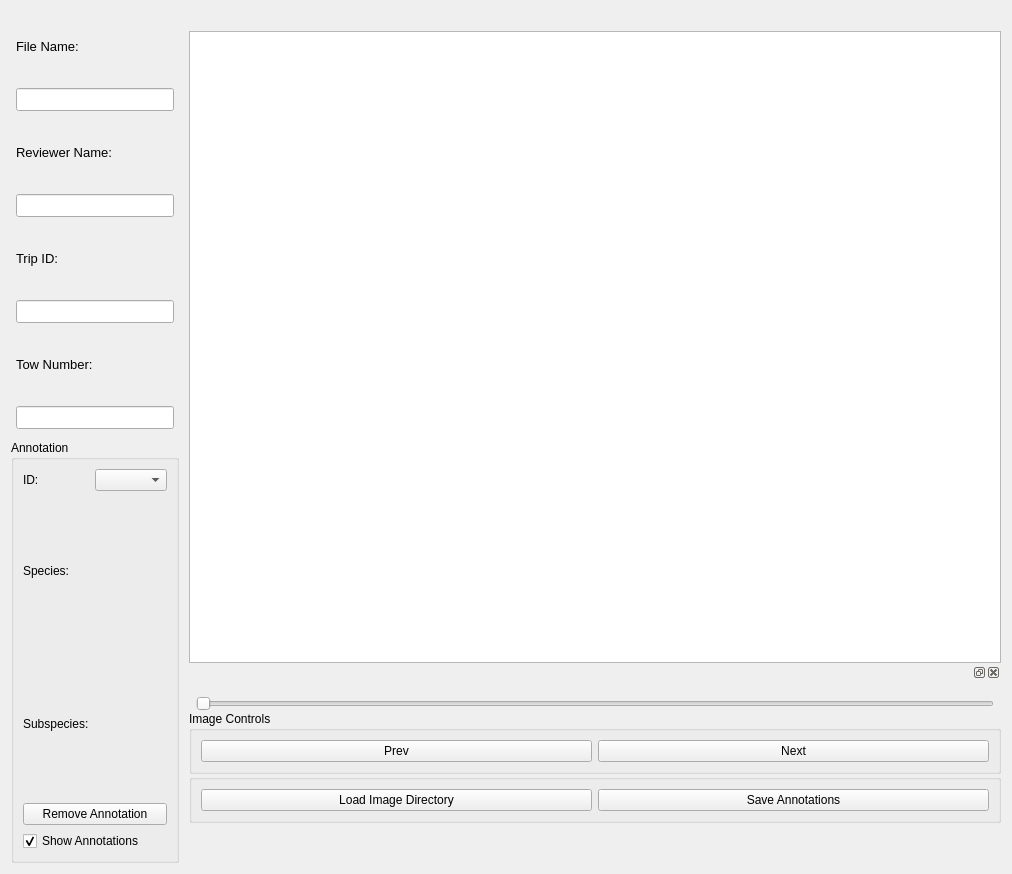
Qt form src/image_annotator/mainwindow.ui (cvisionai/Tator-Native) before a commit.
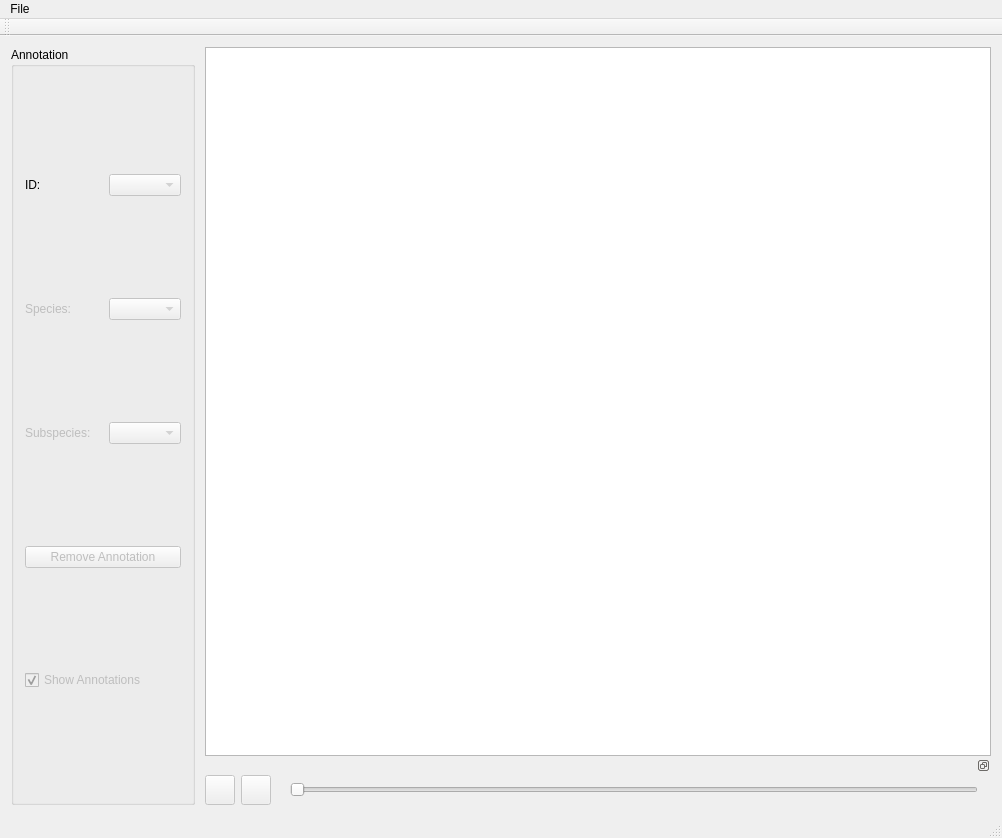
The same form after that commit.

Commit message: Put save/load/metadata commands in menus, change button layout for controls

Patch:
```diff
--- a/src/image_annotator/mainwindow.ui
+++ b/src/image_annotator/mainwindow.ui
@@ -1,29 +1,27 @@
 <?xml version="1.0" encoding="UTF-8"?>
 <ui version="4.0">
- <class>MainWidget</class>
- <widget class="QWidget" name="MainWidget">
+ <class>MainWindow</class>
+ <widget class="QMainWindow" name="MainWindow">
   <property name="geometry">
    <rect>
     <x>0</x>
     <y>0</y>
-    <width>1012</width>
-    <height>874</height>
+    <width>1002</width>
+    <height>838</height>
    </rect>
   </property>
   <property name="windowTitle">
    <string>Image Annotator</string>
   </property>
-  <property name="autoFillBackground">
-   <bool>true</bool>
-  </property>
-  <layout class="QVBoxLayout" name="verticalLayout">
-   <item>
+  <widget class="QWidget" name="centralWidget">
+   <layout class="QGridLayout" name="gridLayout_2">
+    <item row="0" column="0">
     <layout class="QHBoxLayout" name="horizontalLayout_6" stretch="0,5">
      <property name="spacing">
       <number>0</number>
      </property>
      <item>
-      <layout class="QVBoxLayout" name="sideBarLayout" stretch="0,0">
+       <layout class="QVBoxLayout" name="sideBarLayout" stretch="0">
        <property name="spacing">
         <number>6</number>
        </property>
@@ -36,163 +34,6 @@
        <property name="rightMargin">
         <number>10</number>
        </property>
-       <item>
-        <layout class="QVBoxLayout" name="verticalLayout_5">
-         <property name="leftMargin">
-          <number>5</number>
-         </property>
-         <property name="topMargin">
-          <number>0</number>
-         </property>
-         <property name="rightMargin">
-          <number>5</number>
-         </property>
-         <property name="bottomMargin">
-          <number>5</number>
-         </property>
-         <item>
-          <widget class="QLabel" name="fileNameLabel">
-           <property name="sizePolicy">
-            <sizepolicy hsizetype="MinimumExpanding" vsizetype="Preferred">
-             <horstretch>0</horstretch>
-             <verstretch>0</verstretch>
-            </sizepolicy>
-           </property>
-           <property name="font">
-            <font>
-             <pointsize>10</pointsize>
-            </font>
-           </property>
-           <property name="text">
-            <string>File Name:</string>
-           </property>
-          </widget>
-         </item>
-         <item>
-          <widget class="QLineEdit" name="fileNameValue">
-           <property name="sizePolicy">
-            <sizepolicy hsizetype="MinimumExpanding" vsizetype="Fixed">
-             <horstretch>0</horstretch>
-             <verstretch>0</verstretch>
-            </sizepolicy>
-           </property>
-           <property name="font">
-            <font>
-             <pointsize>10</pointsize>
-            </font>
-           </property>
-           <property name="focusPolicy">
-            <enum>Qt::ClickFocus</enum>
-           </property>
-          </widget>
-         </item>
-         <item>
-          <widget class="QLabel" name="reviwerNameLabel">
-           <property name="sizePolicy">
-            <sizepolicy hsizetype="MinimumExpanding" vsizetype="Preferred">
-             <horstretch>0</horstretch>
-             <verstretch>0</verstretch>
-            </sizepolicy>
-           </property>
-           <property name="font">
-            <font>
-             <pointsize>10</pointsize>
-            </font>
-           </property>
-           <property name="text">
-            <string>Reviewer Name:</string>
-           </property>
-          </widget>
-         </item>
-         <item>
-          <widget class="QLineEdit" name="reviewerNameValue">
-           <property name="sizePolicy">
-            <sizepolicy hsizetype="MinimumExpanding" vsizetype="Fixed">
-             <horstretch>0</horstretch>
-             <verstretch>0</verstretch>
-            </sizepolicy>
-           </property>
-           <property name="minimumSize">
-            <size>
-             <width>0</width>
-             <height>0</height>
-            </size>
-           </property>
-           <property name="font">
-            <font>
-             <pointsize>10</pointsize>
-            </font>
-           </property>
-          </widget>
-         </item>
-         <item>
-          <widget class="QLabel" name="tripIDLabel">
-           <property name="sizePolicy">
-            <sizepolicy hsizetype="MinimumExpanding" vsizetype="Preferred">
-             <horstretch>0</horstretch>
-             <verstretch>0</verstretch>
-            </sizepolicy>
-           </property>
-           <property name="font">
-            <font>
-             <pointsize>10</pointsize>
-            </font>
-           </property>
-           <property name="text">
-            <string>Trip ID:</string>
-           </property>
-          </widget>
-         </item>
-         <item>
-          <widget class="QLineEdit" name="tripIDValue">
-           <property name="sizePolicy">
-            <sizepolicy hsizetype="MinimumExpanding" vsizetype="Fixed">
-             <horstretch>0</horstretch>
-             <verstretch>0</verstretch>
-            </sizepolicy>
-           </property>
-           <property name="font">
-            <font>
-             <pointsize>10</pointsize>
-            </font>
-           </property>
-          </widget>
-         </item>
-         <item>
-          <widget class="QLabel" name="towIDLabel">
-           <property name="sizePolicy">
-            <sizepolicy hsizetype="MinimumExpanding" vsizetype="Preferred">
-             <horstretch>0</horstretch>
-             <verstretch>0</verstretch>
-            </sizepolicy>
-           </property>
-           <property name="font">
-            <font>
-             <pointsize>10</pointsize>
-            </font>
-           </property>
-           <property name="text">
-            <string>Tow Number:</string>
-           </property>
-          </widget>
-         </item>
-         <item>
-          <widget class="QLineEdit" name="towIDValue">
-           <property name="sizePolicy">
-            <sizepolicy hsizetype="MinimumExpanding" vsizetype="Fixed">
-             <horstretch>0</horstretch>
-             <verstretch>0</verstretch>
-            </sizepolicy>
-           </property>
-           <property name="font">
-            <font>
-             <pointsize>10</pointsize>
-            </font>
-           </property>
-          </widget>
-         </item>
-        </layout>
-       </item>
        <item>
         <layout class="QVBoxLayout" name="verticalLayout_3">
          <item>
@@ -201,32 +42,28 @@
             <string>Annotation</string>
            </property>
            <layout class="QGridLayout" name="gridLayout">
-            <item row="2" column="2">
-             <widget class="QLabel" name="subspeciesValue">
-              <property name="text">
-               <string/>
+             <item row="0" column="4">
+              <widget class="QComboBox" name="idSelection">
+               <property name="enabled">
+                <bool>false</bool>
               </property>
              </widget>
             </item>
-            <item row="1" column="2">
-             <widget class="QLabel" name="speciesValue">
-              <property name="text">
-               <string/>
-              </property>
-             </widget>
-            </item>
-            <item row="5" column="1" colspan="2">
+             <item row="5" column="1" colspan="4">
              <widget class="QPushButton" name="removeAnnotation">
+               <property name="enabled">
+                <bool>false</bool>
+               </property>
               <property name="text">
                <string>Remove Annotation</string>
               </property>
              </widget>
             </item>
-            <item row="0" column="2">
-             <widget class="QComboBox" name="idSelection"/>
-            </item>
-            <item row="6" column="1" colspan="2">
+             <item row="6" column="1" colspan="4">
              <widget class="QCheckBox" name="showAnnotations">
+               <property name="enabled">
+                <bool>false</bool>
+               </property>
               <property name="text">
                <string>Show Annotations</string>
               </property>
@@ -243,19 +80,39 @@
              </widget>
             </item>
             <item row="1" column="1">
-             <widget class="QLabel" name="label_2">
+              <widget class="QLabel" name="speciesLabel">
+               <property name="enabled">
+                <bool>false</bool>
+               </property>
               <property name="text">
                <string>Species:</string>
               </property>
              </widget>
             </item>
             <item row="2" column="1">
-             <widget class="QLabel" name="label_4">
+              <widget class="QLabel" name="subspeciesLabel">
+               <property name="enabled">
+                <bool>false</bool>
+               </property>
               <property name="text">
                <string>Subspecies:</string>
               </property>
              </widget>
             </item>
+             <item row="2" column="4">
+              <widget class="QComboBox" name="subTypeMenu">
+               <property name="enabled">
+                <bool>false</bool>
+               </property>
+              </widget>
+             </item>
+             <item row="1" column="4">
+              <widget class="QComboBox" name="typeMenu">
+               <property name="enabled">
+                <bool>false</bool>
+               </property>
+              </widget>
+             </item>
            </layout>
           </widget>
          </item>
@@ -276,19 +133,6 @@
          <property name="spacing">
           <number>0</number>
          </property>
-         <item>
-          <spacer name="horizontalSpacer_3">
-           <property name="orientation">
-            <enum>Qt::Horizontal</enum>
-           </property>
-           <property name="sizeHint" stdset="0">
-            <size>
-             <width>40</width>
-             <height>20</height>
-            </size>
-           </property>
-          </spacer>
-         </item>
         </layout>
        </item>
        <item>
@@ -303,6 +147,9 @@
          <property name="layoutDirection">
           <enum>Qt::LeftToRight</enum>
          </property>
+          <property name="features">
+           <set>QDockWidget::DockWidgetFloatable|QDockWidget::DockWidgetMovable</set>
+          </property>
          <widget class="QWidget" name="videoControlsDockWidget">
           <property name="layoutDirection">
            <enum>Qt::LeftToRight</enum>
@@ -327,75 +174,36 @@
             <number>0</number>
            </property>
            <item>
-            <layout class="QVBoxLayout" name="videoControlLayout" stretch="0,0,0,0,0">
+             <layout class="QVBoxLayout" name="videoControlLayout" stretch="0">
              <property name="spacing">
               <number>0</number>
              </property>
-             <item>
-              <widget class="QLabel" name="currentSpeed">
-               <property name="text">
-                <string/>
-               </property>
-               <property name="alignment">
-                <set>Qt::AlignCenter</set>
-               </property>
-              </widget>
-             </item>
              <item>
               <layout class="QHBoxLayout" name="videoSliderLayout">
                <property name="topMargin">
                 <number>0</number>
                </property>
                <item>
-                <widget class="QLabel" name="currentTime">
-                 <property name="text">
-                  <string/>
-                 </property>
-                </widget>
-               </item>
-               <item>
-                <widget class="QSlider" name="imageSlider">
-                 <property name="orientation">
-                  <enum>Qt::Horizontal</enum>
-                 </property>
-                </widget>
-               </item>
-               <item>
-                <widget class="QLabel" name="totalTime">
-                 <property name="text">
-                  <string/>
-                 </property>
-                </widget>
-               </item>
-              </layout>
-             </item>
-             <item>
-              <widget class="QGroupBox" name="image_controls">
-               <property name="title">
-                <string>Image Controls</string>
-               </property>
-               <property name="flat">
-                <bool>true</bool>
-               </property>
-               <property name="checkable">
-                <bool>false</bool>
-               </property>
-               <layout class="QHBoxLayout" name="horizontalLayout_3">
-                <item>
                  <widget class="QPushButton" name="prev">
                   <property name="enabled">
-                   <bool>true</bool>
+                   <bool>false</bool>
                   </property>
                   <property name="sizePolicy">
-                   <sizepolicy hsizetype="Minimum" vsizetype="Fixed">
+                   <sizepolicy hsizetype="Fixed" vsizetype="Fixed">
                     <horstretch>0</horstretch>
                     <verstretch>0</verstretch>
                    </sizepolicy>
                   </property>
                   <property name="minimumSize">
                    <size>
-                    <width>0</width>
-                    <height>0</height>
+                    <width>30</width>
+                    <height>30</height>
+                   </size>
+                  </property>
+                  <property name="maximumSize">
+                   <size>
+                    <width>30</width>
+                    <height>30</height>
                    </size>
                   </property>
                   <property name="sizeIncrement">
@@ -407,81 +215,146 @@
                   <property name="focusPolicy">
                    <enum>Qt::NoFocus</enum>
                   </property>
-                  <property name="text">
+                  <property name="toolTip">
                    <string>Prev</string>
                   </property>
+                  <property name="text">
+                   <string/>
+                  </property>
+                  <property name="iconSize">
+                   <size>
+                    <width>30</width>
+                    <height>30</height>
+                   </size>
+                  </property>
                  </widget>
                 </item>
                 <item>
                  <widget class="QPushButton" name="next">
-                  <property name="text">
+                  <property name="enabled">
+                   <bool>false</bool>
+                  </property>
+                  <property name="sizePolicy">
+                   <sizepolicy hsizetype="Fixed" vsizetype="Fixed">
+                    <horstretch>0</horstretch>
+                    <verstretch>0</verstretch>
+                   </sizepolicy>
+                  </property>
+                  <property name="minimumSize">
+                   <size>
+                    <width>30</width>
+                    <height>30</height>
+                   </size>
+                  </property>
+                  <property name="maximumSize">
+                   <size>
+                    <width>30</width>
+                    <height>30</height>
+                   </size>
+                  </property>
+                  <property name="toolTip">
                    <string>Next</string>
                   </property>
+                  <property name="text">
+                   <string/>
+                  </property>
+                  <property name="iconSize">
+                   <size>
+                    <width>30</width>
+                    <height>30</height>
+                   </size>
+                  </property>
                  </widget>
                 </item>
-               </layout>
+                <item>
+                 <widget class="QLabel" name="currentTime">
+                  <property name="text">
+                   <string/>
+                  </property>
               </widget>
              </item>
              <item>
-              <widget class="QGroupBox" name="load_save_controls">
+                 <widget class="QSlider" name="imageSlider">
+                  <property name="enabled">
+                   <bool>false</bool>
+                  </property>
+                  <property name="orientation">
+                   <enum>Qt::Horizontal</enum>
+                  </property>
+                 </widget>
+                </item>
+                <item>
+                 <widget class="QLabel" name="totalTime">
+                  <property name="text">
+                   <string/>
+                  </property>
+                 </widget>
+                </item>
+               </layout>
+              </item>
+             </layout>
+            </item>
+           </layout>
+          </widget>
+         </widget>
+        </item>
+       </layout>
+      </item>
+     </layout>
+    </item>
+   </layout>
+  </widget>
+  <widget class="QMenuBar" name="menuBar">
+   <property name="geometry">
+    <rect>
+     <x>0</x>
+     <y>0</y>
+     <width>1002</width>
+     <height>21</height>
+    </rect>
+   </property>
+   <widget class="QMenu" name="menuFile">
                <property name="title">
-                <string/>
-               </property>
-               <layout class="QHBoxLayout" name="horizontalLayout_4">
-                <item>
-                 <widget class="QPushButton" name="loadImageDir">
-                  <property name="minimumSize">
-                   <size>
-                    <width>80</width>
-                    <height>0</height>
-                   </size>
-                  </property>
-                  <property name="maximumSize">
-                   <size>
-                    <width>16777215</width>
-                    <height>16777215</height>
-                   </size>
-                  </property>
+     <string>File</string>
+    </property>
+    <addaction name="loadImageDir"/>
+    <addaction name="saveAnnotations"/>
+    <addaction name="setMetadata"/>
+   </widget>
+   <addaction name="menuFile"/>
+  </widget>
+  <widget class="QToolBar" name="mainToolBar">
+   <attribute name="toolBarArea">
+    <enum>TopToolBarArea</enum>
+   </attribute>
+   <attribute name="toolBarBreak">
+    <bool>false</bool>
+   </attribute>
+  </widget>
+  <widget class="QStatusBar" name="statusBar"/>
+  <action name="loadImageDir">
                   <property name="text">
                    <string>Load Image Directory</string>
                   </property>
-                 </widget>
-                </item>
-                <item>
-                 <widget class="QPushButton" name="saveAnnotations">
+  </action>
+  <action name="saveAnnotations">
+   <property name="enabled">
+    <bool>false</bool>
+   </property>
                   <property name="text">
                    <string>Save Annotations</string>
                   </property>
-                 </widget>
-                </item>
-               </layout>
-              </widget>
-             </item>
-             <item>
-              <spacer name="verticalSpacer_11">
-               <property name="orientation">
-                <enum>Qt::Vertical</enum>
-               </property>
-               <property name="sizeHint" stdset="0">
-                <size>
-                 <width>20</width>
-                 <height>40</height>
-                </size>
-               </property>
-              </spacer>
-             </item>
-            </layout>
-           </item>
-          </layout>
-         </widget>
-        </widget>
-       </item>
-      </layout>
-     </item>
-    </layout>
-   </item>
-  </layout>
- </widget>
+  </action>
+  <action name="setMetadata">
+   <property name="enabled">
+    <bool>false</bool>
+   </property>
+   <property name="text">
+    <string>Set Metadata...</string>
+   </property>
+  </action>
+ </widget>
+ <layoutdefault spacing="6" margin="11"/>
  <resources/>
  <connections/>
 </ui>
```
Left out of the diff: 4 changed lines with no effect on the pictures. Lines whose indentation alone changed are shown as unchanged.
